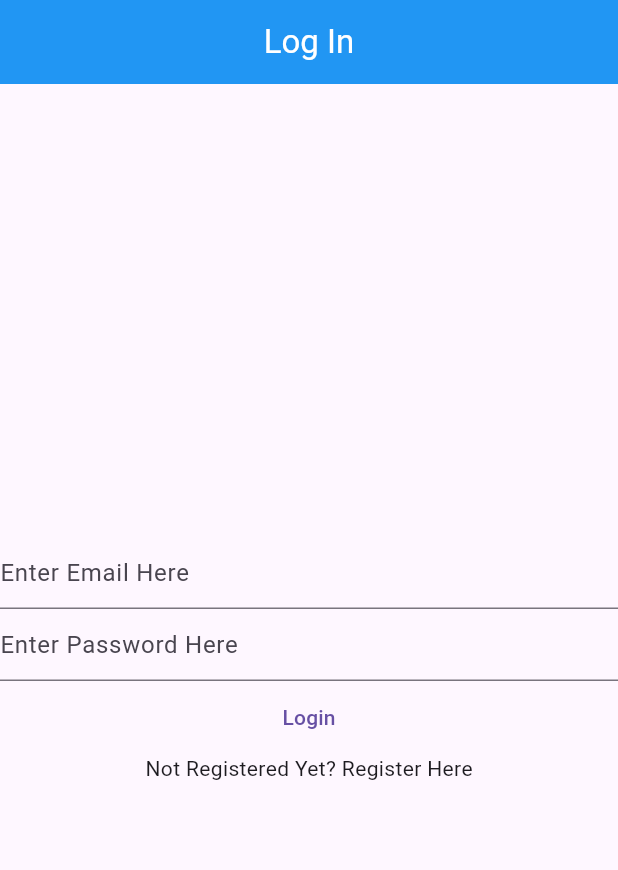
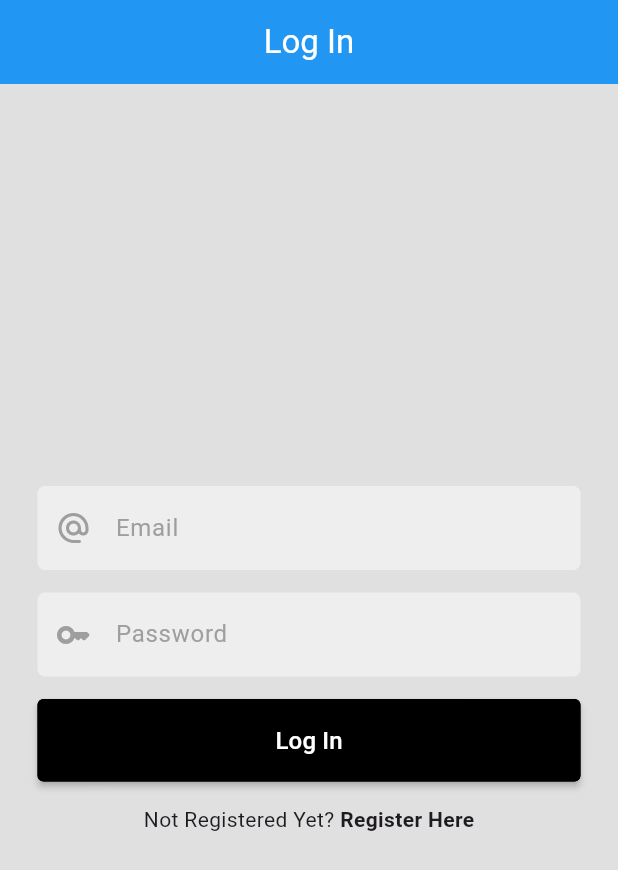
Before and after one commit to Danger1987/My-Notes, a Flutter app: the screen it shows after launch, on a phone screen of 412 x 824 dp. Shown: the top 870 px of the screen. Run offline on Flutter 3.47's test engine with Material 3 defaults, Android fonts, the phone set to English and light mode, and no system bars; our stand-ins replace firebase_auth, firebase_core, get; accounts and stored records are empty.

Commit message:
third commit

```diff
--- /dev/null
+++ b/lib/components/my_button.dart
@@ -0,0 +1,22 @@
+import 'package:flutter/material.dart';
+
+class MyButton extends StatelessWidget {
+  const MyButton({super.key, required this.title, required this.onPressed});
+
+  final String title;
+  final VoidCallback onPressed;
+
+  @override
+  Widget build(BuildContext context) {
+    return MaterialButton(
+      padding: const EdgeInsets.all(16),
+      shape: const OutlineInputBorder(),
+      color: Colors.black,
+      onPressed: onPressed,
+      child: Text(
+        title,
+        style: const TextStyle(fontSize: 16, color: Colors.white),
+      ),
+    );
+  }
+}
--- /dev/null
+++ b/lib/components/my_textfield.dart
@@ -0,0 +1,53 @@
+import 'package:flutter/material.dart';
+
+class MyTextfield extends StatelessWidget {
+  const MyTextfield(
+      {super.key,
+      this.controller,
+      this.labelText,
+      this.autocorrect,
+      this.enableSuggestions,
+      this.obscureText,
+      this.keyboardType,
+      this.prefixIcon});
+
+  final TextEditingController? controller;
+  final String? labelText;
+  final bool? autocorrect;
+  final bool? enableSuggestions;
+  final bool? obscureText;
+  final IconData? prefixIcon;
+  final TextInputType? keyboardType;
+
+  @override
+  Widget build(BuildContext context) {
+    return TextField(
+      controller: controller,
+      obscureText: obscureText ?? false,
+      keyboardType: keyboardType,
+      autocorrect: autocorrect ?? true,
+      enableSuggestions: enableSuggestions ?? true,
+      textInputAction: TextInputAction.next,
+      decoration: InputDecoration(
+        border: OutlineInputBorder(
+          borderSide: BorderSide.none,
+          borderRadius: BorderRadius.circular(5),
+        ),
+        focusedBorder: const OutlineInputBorder(
+          borderSide: BorderSide(
+            color: Colors.grey,
+          ),
+          borderRadius: BorderRadius.all(
+            Radius.circular(5),
+          ),
+        ),
+        fillColor: Colors.grey[200],
+        filled: true,
+        prefixIcon: Icon(prefixIcon),
+        prefixIconColor: Colors.grey,
+        labelStyle: const TextStyle(color: Colors.grey),
+        labelText: labelText,
+      ),
+    );
+  }
+}
--- a/lib/controllers/splash_controller.dart
+++ b/lib/controllers/splash_controller.dart
@@ -13,8 +13,7 @@ class SplashController extends GetxController {
     await Future.delayed(Duration.zero);
     if (user != null) {
       if (user!.emailVerified) {
-        print('Email is Verified');
-        // Get.offAndToNamed(Routes.login);
+        Get.offAndToNamed(Routes.notes);
       } else {
         Get.offAndToNamed(Routes.verification);
       }
--- a/lib/page_routes/get_pages.dart
+++ b/lib/page_routes/get_pages.dart
@@ -1,13 +1,15 @@
 import 'package:get/get.dart';
+import 'package:my_notes/bindings/email_verification_binding.dart';
 import 'package:my_notes/bindings/login_binding.dart';
+import 'package:my_notes/bindings/notes_binding.dart';
 import 'package:my_notes/bindings/register_binding.dart';
 import 'package:my_notes/bindings/splash_binding.dart';
-import 'package:my_notes/bindings/email_verification_binding.dart';
 import 'package:my_notes/page_routes/page_routes.dart';
+import 'package:my_notes/pages/email_verification_page.dart';
 import 'package:my_notes/pages/login_page.dart';
+import 'package:my_notes/pages/notes_page.dart';
 import 'package:my_notes/pages/register_page.dart';
 import 'package:my_notes/pages/splash_page.dart';
-import 'package:my_notes/pages/email_verification_page.dart';
 
 final pages = [
   GetPage(
@@ -33,6 +35,12 @@ final pages = [
     page: () => const EmailVerificationPage(),
     binding: EmailVerificationBinding(),
     transition: Transition.noTransition,
-  )
+  ),
+  GetPage(
+    name: Routes.notes,
+    page: () => const NotesPage(),
+    binding: NotesBinding(),
+    transition: Transition.noTransition,
+  ),
   // Add more GetPage definitions as needed
 ];
--- a/lib/page_routes/page_routes.dart
+++ b/lib/page_routes/page_routes.dart
@@ -5,5 +5,6 @@ class Routes {
   static const String home = '/home';
   static const String settings = '/settings';
   static const String verification = '/verification';
+  static const String notes = '/notes';
 // Add more routes as needed
 }
--- a/lib/pages/login_page.dart
+++ b/lib/pages/login_page.dart
@@ -1,5 +1,7 @@
 import 'package:flutter/material.dart';
 import 'package:get/get.dart';
+import 'package:my_notes/components/my_button.dart';
+import 'package:my_notes/components/my_textfield.dart';
 import 'package:my_notes/controllers/login_controller.dart';
 import 'package:my_notes/page_routes/page_routes.dart';
 
@@ -9,42 +11,70 @@ class LoginPage extends GetView<LoginController> {
   @override
   Widget build(BuildContext context) {
     return Scaffold(
+      backgroundColor: Colors.grey[300],
       appBar: AppBar(
         centerTitle: true,
-        title: const Text('Log In', style: TextStyle(
-          color: Colors.white
-        ),),
+        title: const Text(
+          'Log In',
+          style: TextStyle(color: Colors.white),
+        ),
         backgroundColor: Colors.blue,
       ),
-      body: Column(
+      body: Padding(
+        padding: const EdgeInsets.all(25),
+        child: Column(
           mainAxisAlignment: MainAxisAlignment.center,
+          crossAxisAlignment: CrossAxisAlignment.stretch,
           children: [
-          TextField(
+            MyTextfield(
               controller: controller.emailController,
               keyboardType: TextInputType.emailAddress,
-            autocorrect: false,
-            decoration: const InputDecoration(hintText: 'Enter Email Here'),
+              enableSuggestions: true,
+              prefixIcon: Icons.alternate_email_rounded,
+              labelText: 'Email',
             ),
-          TextField(
+            const SizedBox(
+              height: 15,
+            ),
+            MyTextfield(
               controller: controller.passwordController,
               obscureText: true,
+              autocorrect: false,
               enableSuggestions: false,
-            autocorrect: false,
-            decoration: const InputDecoration(hintText: 'Enter Password Here'),
+              prefixIcon: Icons.key_rounded,
+              labelText: 'Password',
             ),
-          TextButton(
+            const SizedBox(
+              height: 15,
+            ),
+            MyButton(
               onPressed: () {
                 controller.logIn();
               },
-            child: const Text('Login'),
+              title: 'Log In',
             ),
+            const SizedBox(
+              height: 15,
+            ),
+            Row(
+              mainAxisAlignment: MainAxisAlignment.center,
+              children: [
+                const Text('Not Registered Yet? '),
                 GestureDetector(
                   onTap: () {
                     Get.offAndToNamed(Routes.register);
                   },
-            child: const Text('Not Registered Yet? Register Here'),
+                  child: const Text(
+                    'Register Here',
+                    style: TextStyle(
+                      fontWeight: FontWeight.bold,
+                    ),
+                  ),
                 ),
               ],
+            ),
+          ],
+        ),
       ),
     );
   }
```
Also changed, not shown: lib/bindings/notes_binding.dart (added, +9 -0 lines), lib/controllers/login_controller.dart (+14 -9 lines), lib/controllers/notes_controller.dart (added, +9 -0 lines), lib/controllers/register_controller.dart (+4 -4 lines), lib/pages/notes_page.dart (added, +39 -0 lines), lib/pages/register_page.dart (+42 -10 lines), 1 other file. Lines whose indentation alone changed are shown as unchanged.
